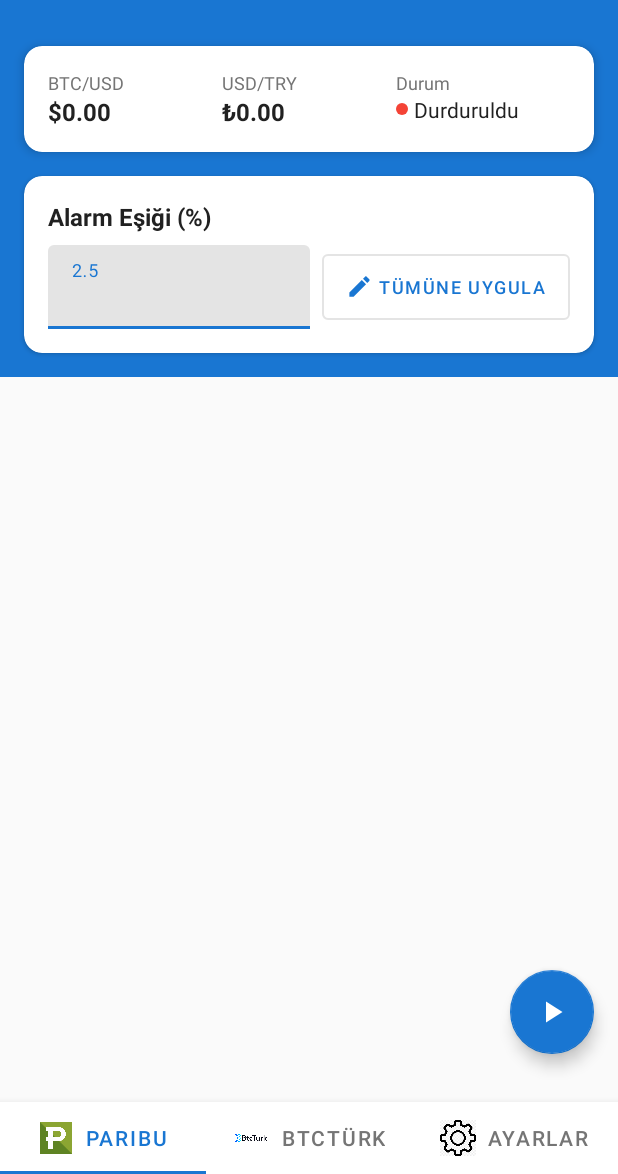
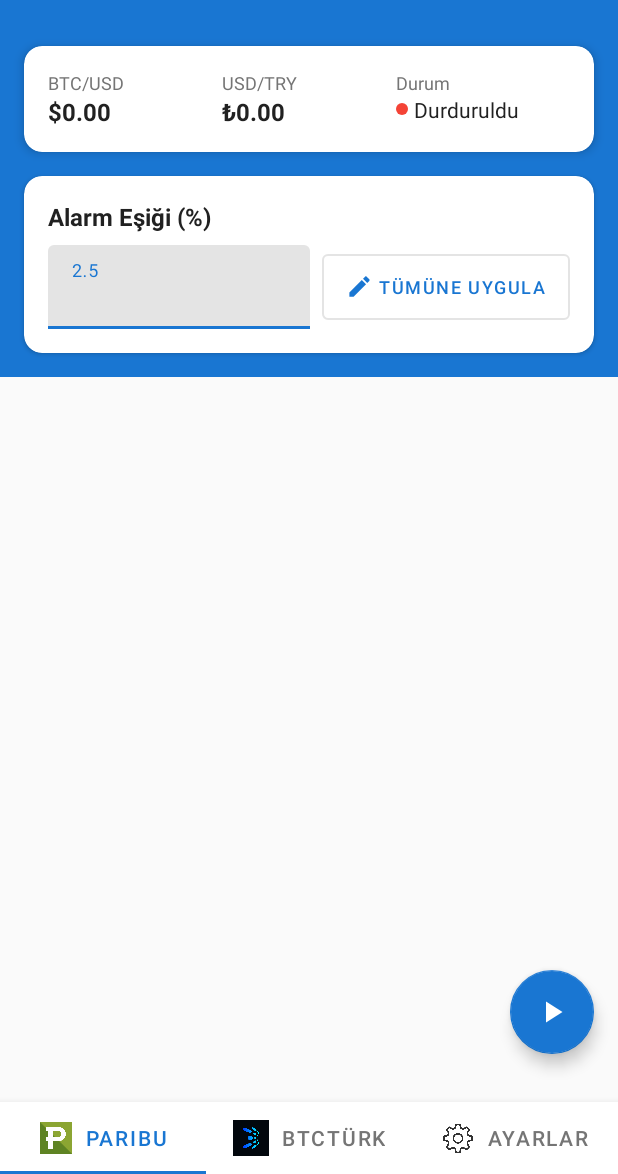
Before and after one commit to grimmatic/BigotsV2, an Android app built with Jetpack Compose: the screen it shows after launch (MainActivity), on a phone screen of 412 x 824 dp, the part 62-1236 px from its top. Run offline under Robolectric (Android 15) with nearby library versions, the light colour scheme and no system bars.

Commit message:
Refactor: Update icons and drawable resources
This commit updates icon resources and their usage in `HomeFragment`.

Key changes:
- Added a new vector drawable `ic_stop.xml`.
- In `HomeFragment.kt`:
    - Updated `tabIcons` initialization to use `ContextCompat.getDrawable` for fetching drawables for Paribu, BTCTurk, and Settings tabs.
    - Changed the FAB icon resource from `R.drawable.ic_pause` to `R.drawable.ic_stop` in the commented-out service toggle logic.
- Deleted `btcturk.png` (old) and `settings.png` (old).
- Added `btcturk.jpg` (new) and `settings.png` (new) as drawable resources.

```diff
--- a/app/src/main/java/com/vakifbank/bigotsv2/ui/fragment/HomeFragment.kt
+++ b/app/src/main/java/com/vakifbank/bigotsv2/ui/fragment/HomeFragment.kt
@@ -5,6 +5,7 @@ import android.os.Bundle
 import android.view.LayoutInflater
 import android.view.View
 import android.view.ViewGroup
+import androidx.core.content.ContextCompat
 import androidx.fragment.app.Fragment
 import com.google.android.material.tabs.TabLayoutMediator
 import com.vakifbank.bigotsv2.HomeFragmentStateAdapter
@@ -46,9 +47,12 @@ class HomeFragment : Fragment() {
 
     private fun initViewPagerAdapter() {
         tabIcons = arrayListOf(
-            resources.getDrawable(R.drawable.paribu, null),
+            ContextCompat.getDrawable(requireContext(), R.drawable.paribu)!!,
+            ContextCompat.getDrawable(requireContext(), R.drawable.btcturk)!!,
+            ContextCompat.getDrawable(requireContext(), R.drawable.settings)!!
+           /* resources.getDrawable(R.drawable.paribu, null),
             resources.getDrawable(R.drawable.btcturk, null),
-            resources.getDrawable(R.drawable.settings, null)
+            resources.getDrawable(R.drawable.settings, null)*/
         )
 
         val viewPager = binding.vpHome
@@ -82,7 +86,7 @@ class HomeFragment : Fragment() {
         //     binding.statusIndicator.setBackgroundResource(R.drawable.circle_red)
         // } else {
         //     startService()
-        //     binding.fabStartStop.setImageResource(R.drawable.ic_pause)
+        //     binding.fabStartStop.setImageResource(R.drawable.ic_stop)
         //     binding.tvServiceStatus.text = "Çalışıyor"
         //     binding.statusIndicator.setBackgroundResource(R.drawable.circle_green)
         // }
--- /dev/null
+++ b/app/src/main/res/drawable/ic_stop.xml
@@ -0,0 +1,10 @@
+<vector xmlns:android="http://schemas.android.com/apk/res/android"
+    android:width="24dp"
+    android:height="24dp"
+    android:viewportWidth="24"
+    android:viewportHeight="24"
+    android:tint="?attr/colorOnSurface">
+    <path
+        android:fillColor="@android:color/white"
+        android:pathData="M6,6h12v12H6z"/>
+</vector>
```
Also changed, not shown: app/src/main/res/drawable/btcturk.jpg (added), app/src/main/res/drawable/btcturk.png (deleted), app/src/main/res/drawable/settings.png.
